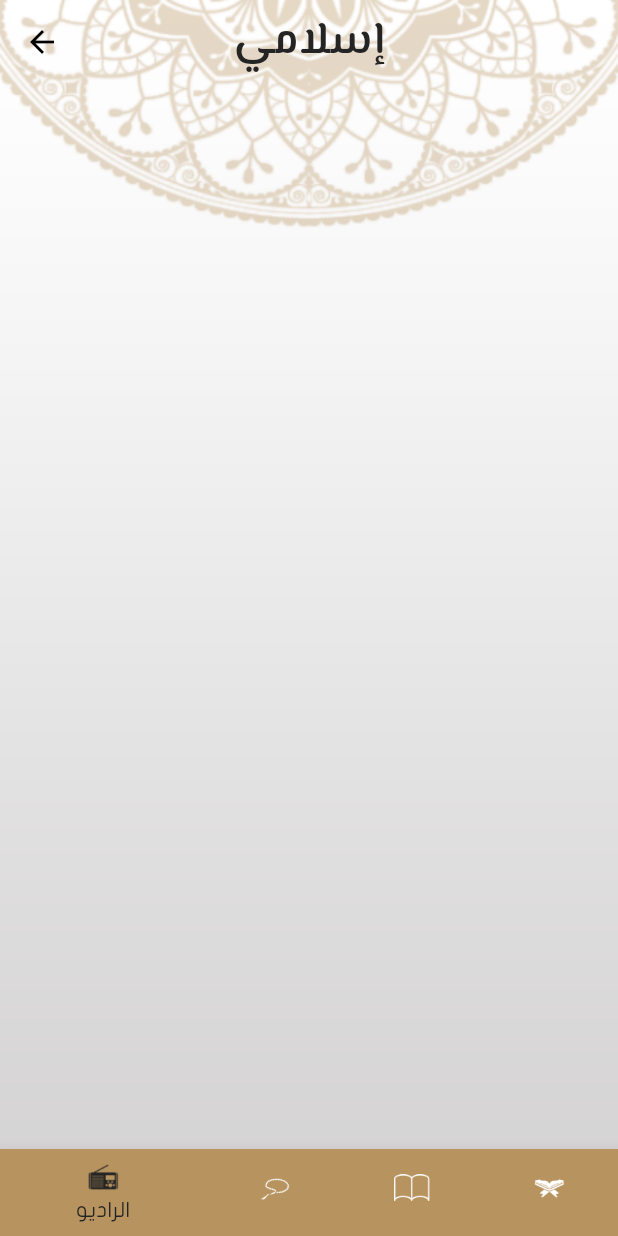
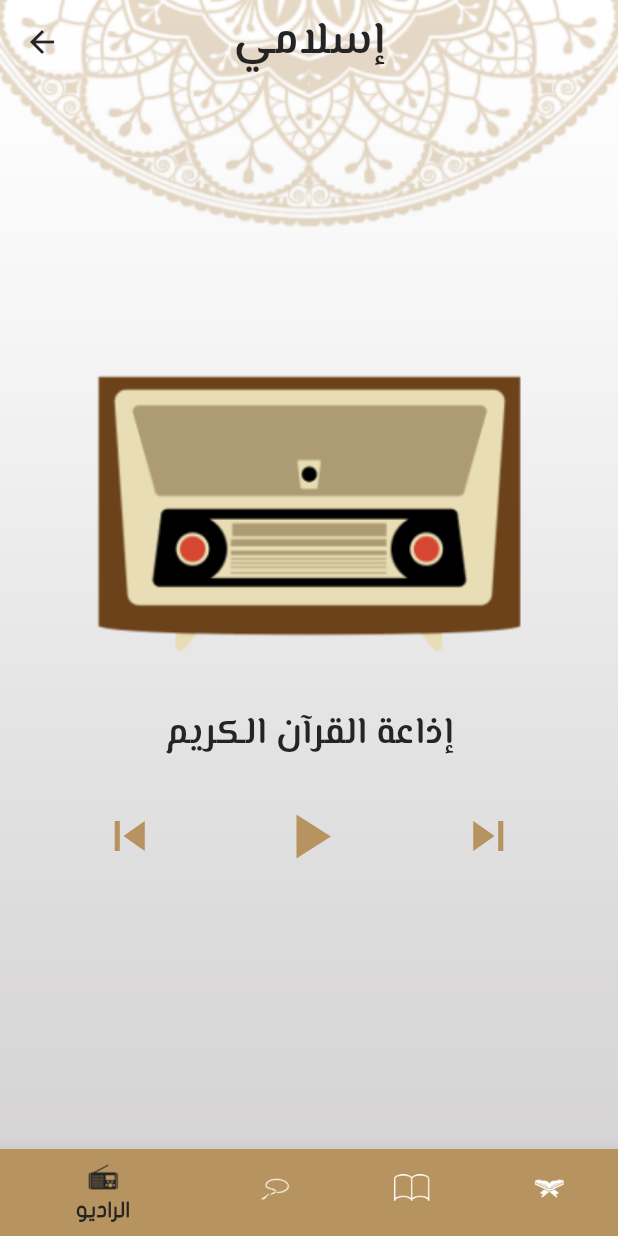
Before and after one commit to ahmedalam782/Isalmi-App, a Flutter app: the HomeScreen screen opened by its route, on a phone screen of 412 x 824 dp. Run offline on Flutter 3.47's test engine with Material 3 defaults, Android fonts, the phone set to English and light mode, and no system bars; our stand-ins replace audioplayers, conditional_builder_null_safety.

Commit message:
create radio screen make Themes dark and light

```diff
--- a/lib/modules/radio_screen.dart
+++ b/lib/modules/radio_screen.dart
@@ -5,6 +5,52 @@ class RadioScreen extends StatelessWidget {
 
   @override
   Widget build(BuildContext context) {
-    return Container();
+    return Column(
+      mainAxisAlignment: MainAxisAlignment.center,
+      children: [
+        Image.asset('assets/images/radio_image.png'),
+        SizedBox(
+          height: 20,
+        ),
+        Center(
+          child: Text(
+            'إذاعة القرآن الكريم',
+            style: Theme.of(context).textTheme.headlineLarge,
+          ),
+        ),
+        SizedBox(
+          height: 20,
+        ),
+        Row(
+          mainAxisAlignment: MainAxisAlignment.spaceEvenly,
+          children: [
+            IconButton(
+              onPressed: () {},
+              icon: Icon(
+                Icons.skip_previous,
+                size: 40,
+                color: Theme.of(context).dividerTheme.color,
+              ),
+            ),
+            IconButton(
+              onPressed: () {},
+              icon: Icon(
+                Icons.play_arrow,
+                size: 50,
+                color: Theme.of(context).dividerTheme.color,
+              ),
+            ),
+            IconButton(
+              onPressed: () {},
+              icon: Icon(
+                Icons.skip_next,
+                size: 40,
+                color: Theme.of(context).dividerTheme.color,
+              ),
+            )
+          ],
+        )
+      ],
+    );
   }
 }
--- a/lib/shared/components/hadith_components/hadith_widget.dart
+++ b/lib/shared/components/hadith_components/hadith_widget.dart
@@ -22,11 +22,7 @@ class HadithWidget extends StatelessWidget {
         child: Center(
           child: Text(
             '${names[index]}',
-            style: TextStyle(
-              fontFamily: 'El Messiri',
-              fontSize: 25,
-              color: Color(0xff242424),
-            ),
+            style: Theme.of(context).textTheme.headlineLarge,
           ),
         ),
       ),
--- /dev/null
+++ b/lib/shared/theme_app.dart
@@ -0,0 +1,137 @@
+import 'package:flutter/material.dart';
+
+class ThemeDataApp {
+  static const Color lightPrimaryColor = Color(0xffB7935F);
+  static const Color darkPrimaryColor = Color(0xff161E36);
+  static const Color lightAppBarText = Color(0xff242424);
+  static const Color darkAppBarText = Color(0xffF8F8F8);
+  static const Color darkDivider = Color(0xffFACC1D);
+  static ThemeData lightTheme = ThemeData(
+    progressIndicatorTheme: ProgressIndicatorThemeData(
+      color: lightPrimaryColor,
+    ),
+    primaryColor: lightPrimaryColor,
+    dividerTheme: DividerThemeData(
+      color: lightPrimaryColor,
+    ),
+    cardTheme: CardTheme(
+      color: Colors.white,
+      surfaceTintColor: Colors.white,
+      elevation: 20,
+    ),
+    scaffoldBackgroundColor: Colors.transparent,
+    appBarTheme: AppBarTheme(
+      iconTheme: IconThemeData(
+        color: lightAppBarText,
+      ),
+      color: Colors.transparent,
+      elevation: 0,
+      titleTextStyle: TextStyle(
+        fontWeight: FontWeight.bold,
+        fontSize: 30,
+        color: lightAppBarText,
+        fontFamily: 'El Messiri',
+      ),
+      centerTitle: true,
+    ),
+    bottomNavigationBarTheme: BottomNavigationBarThemeData(
+      selectedItemColor: lightAppBarText,
+      unselectedItemColor: Colors.white,
+      selectedIconTheme: IconThemeData(
+        color: lightAppBarText,
+      ),
+      selectedLabelStyle: TextStyle(
+        fontSize: 14,
+        fontFamily: 'JF Flat',
+        color: lightAppBarText,
+      ),
+    ),
+    textTheme: TextTheme(
+      headlineLarge: TextStyle(
+        fontFamily: 'El Messiri',
+        fontSize: 25,
+        color: lightAppBarText,
+      ),
+      bodyLarge: TextStyle(
+        fontSize: 25,
+        fontWeight: FontWeight.bold,
+        fontFamily: 'Monotype Koufi',
+        color: lightAppBarText,
+      ),
+      bodyMedium: TextStyle(
+        fontSize: 20,
+        fontWeight: FontWeight.bold,
+        fontFamily: 'DecoType Thuluth',
+        color: lightAppBarText,
+      ),
+      titleMedium: TextStyle(
+        fontFamily: 'JF Flat',
+        fontSize: 25,
+        color: darkAppBarText,
+      ),
+    ),
+  );
+  static ThemeData darkTheme = ThemeData(
+    progressIndicatorTheme: ProgressIndicatorThemeData(
+      color: lightPrimaryColor,
+    ),
+    primaryColor: darkPrimaryColor,
+    dividerTheme: DividerThemeData(
+      color: darkDivider,
+    ),
+    cardTheme: CardTheme(
+      color: darkPrimaryColor,
+      surfaceTintColor: darkPrimaryColor,
+      elevation: 20,
+    ),
+    scaffoldBackgroundColor: Colors.transparent,
+    appBarTheme: AppBarTheme(
+      iconTheme: IconThemeData(
+        color: darkAppBarText,
+      ),
+      color: Colors.transparent,
+      elevation: 0,
+      titleTextStyle: TextStyle(
+        fontWeight: FontWeight.bold,
+        fontSize: 30,
+        color: darkAppBarText,
+        fontFamily: 'El Messiri',
+      ),
+      centerTitle: true,
+    ),
+    bottomNavigationBarTheme: BottomNavigationBarThemeData(
+      selectedItemColor: darkDivider,
+      unselectedItemColor: Colors.white,
+      selectedIconTheme: IconThemeData(color: darkDivider),
+      selectedLabelStyle: TextStyle(
+        fontSize: 14,
+        fontFamily: 'JF Flat',
+        color: darkDivider,
+      ),
+    ),
+    textTheme: TextTheme(
+      headlineLarge: TextStyle(
+        fontFamily: 'El Messiri',
+        fontSize: 25,
+        color: darkAppBarText,
+      ),
+      bodyLarge: TextStyle(
+        fontSize: 25,
+        fontWeight: FontWeight.bold,
+        fontFamily: 'Monotype Koufi',
+        color: darkDivider,
+      ),
+      bodyMedium: TextStyle(
+        fontSize: 20,
+        fontWeight: FontWeight.bold,
+        fontFamily: 'DecoType Thuluth',
+        color: darkDivider,
+      ),
+      titleMedium: TextStyle(
+        fontFamily: 'JF Flat',
+        fontSize: 25,
+        color: lightAppBarText,
+      ),
+    ),
+  );
+}
```
Also changed, not shown: lib/main.dart (+6 -33 lines), lib/modules/hadith_screen/hadith_screen.dart (+4 -7 lines), lib/modules/quran_screen/quran_screen.dart (+7 -12 lines), lib/modules/sebiha_screen/sebiha_screen.dart (+5 -16 lines), lib/shared/components/hadith_components/hadith_details/hadith_details.dart (+10 -16 lines), lib/shared/components/quran_components/Verses_Widget.dart (+2 -8 lines), lib/shared/components/quran_components/sura_details/component_sura_details.dart (+17 -22 lines).
